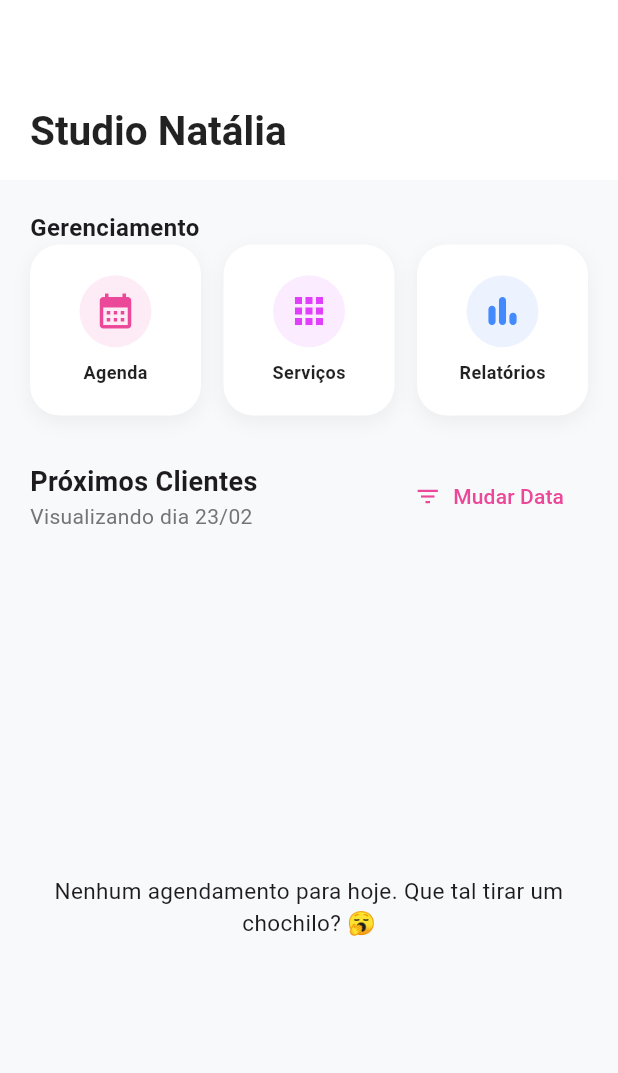
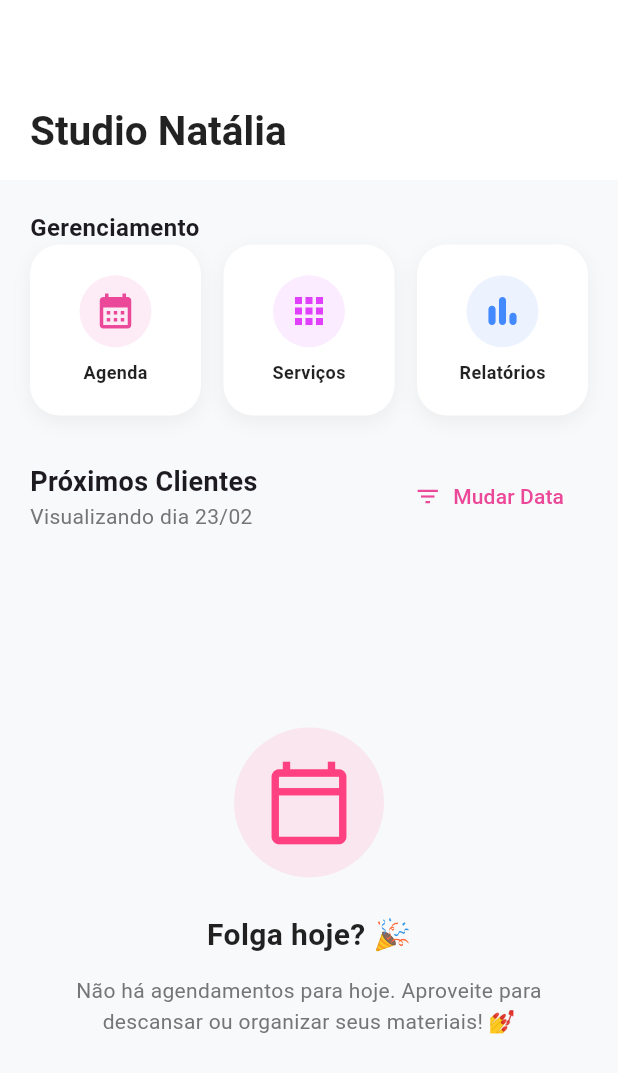
Before and after one commit to PAFONTINHAS/Projeto-Nail-Designer, a Flutter app: the screen it shows after launch, on a phone screen of 412 x 824 dp. Shown: the top 1073 px of the screen. Run offline on Flutter 3.47's test engine with Material 3 defaults, Android fonts, the phone set to English and light mode, and no system bars; our stand-ins replace cloud_firestore, cloud_functions, currency_text_input_formatter, device_info_plus, firebase_auth, firebase_core and 4 more; accounts and stored records are empty; generated files the repository leaves out were written again.

Commit message:
Widgets modificadas

```diff
--- a/mobile/lib/features/home/presentation/widgets/empty_list_widget.dart
+++ b/mobile/lib/features/home/presentation/widgets/empty_list_widget.dart
@@ -7,33 +7,79 @@ class EmptyListWidget extends StatelessWidget {
 
   @override
   Widget build(BuildContext context) {
-
     return Selector<AgendamentoController, DateTime>(
       selector: (_, controller) => controller.dataVisualizada,
-      builder: (context, dataVisualizada, _){
+      builder: (context, dataVisualizada, _) {
+        final DateTime hoje = DateTime.now();
+        final bool ehHoje = dataVisualizada.day == hoje.day &&
+            dataVisualizada.month == hoje.month &&
+            dataVisualizada.year == hoje.year;
 
-        String titulo = "Nenhum agendamento para hoje. Que tal tirar um chochilo? 🥱";
-
-
-        final DateTime hoje = DateTime.now();
-        final bool ehHoje = dataVisualizada.day == hoje.day &&  dataVisualizada.month == hoje.month && dataVisualizada.year == hoje.year;
-
-        final String diaVisualizado = dataVisualizada.day.toString().padLeft(2, '0');
-        final String mesVisualizado = dataVisualizada.month.toString().padLeft(2, '0');
-
-        if(!ehHoje){
-          titulo = "Nenhum agendamento para o dia $diaVisualizado/$mesVisualizado";
-        }
+        final String diaMes = "${dataVisualizada.day.toString().padLeft(2, '0')}/${dataVisualizada.month.toString().padLeft(2, '0')}";
 
         return Padding(
-          padding: EdgeInsets.all(10),
-          child: Center(
-            child: Text(
-              titulo,
-              style: TextStyle(fontSize: 15),
-              textAlign: TextAlign.center,
-            ),
-          ),) ;
+          padding: const EdgeInsets.symmetric(horizontal: 40, vertical: 60),
+          child: Column(
+            mainAxisAlignment: MainAxisAlignment.center,
+            children: [
+              // Ícone Principal (Cores suaves)
+              Container(
+                padding: const EdgeInsets.all(20),
+                decoration: BoxDecoration(
+                  color: Colors.pinkAccent.withOpacity(0.1),
+                  shape: BoxShape.circle,
+                ),
+                child: const Icon(
+                  Icons.calendar_today_outlined,
+                  size: 60,
+                  color: Colors.pinkAccent,
+                ),
+              ),
+              const SizedBox(height: 24),
+
+              // Título
+              Text(
+                ehHoje ? "Folga hoje? 🎉" : "Agenda livre!",
+                style: const TextStyle(
+                  fontSize: 20,
+                  fontWeight: FontWeight.bold,
+                  color: Colors.black87,
+                ),
+              ),
+              const SizedBox(height: 12),
+
+              // Subtítulo descritivo
+              Text(
+                ehHoje
+                    ? "Não há agendamentos para hoje. Aproveite para descansar ou organizar seus materiais! 💅"
+                    : "Nenhum horário marcado para o dia $diaMes até o momento.",
+                textAlign: TextAlign.center,
+                style: TextStyle(
+                  fontSize: 14,
+                  color: Colors.grey.shade600,
+                  height: 1.5,
+                ),
+              ),
+              const SizedBox(height: 32),
+
+              // // Botão de ação (Opcional, mas muito útil)
+              // OutlinedButton.icon(
+              //   onPressed: () {
+              //     // Aqui você chamaria a função de abrir o modal de novo agendamento
+              //     // Ex: Navigator.pushNamed(context, '/novo-agendamento');
+              //   },
+              //   icon: const Icon(Icons.add),
+              //   label: const Text("AGENDAR CLIENTE"),
+              //   style: OutlinedButton.styleFrom(
+              //     foregroundColor: Colors.pinkAccent,
+              //     side: const BorderSide(color: Colors.pinkAccent),
+              //     padding: const EdgeInsets.symmetric(horizontal: 24, vertical: 12),
+              //     shape: RoundedRectangleBorder(borderRadius: BorderRadius.circular(12)),
+              //   ),
+              // ),
+            ],
+          ),
+        );
       },
     );
   }
```
Also changed, not shown: mobile/lib/features/relatorios/presentation/pages/relatorios_page.dart (+45 -0 lines).
